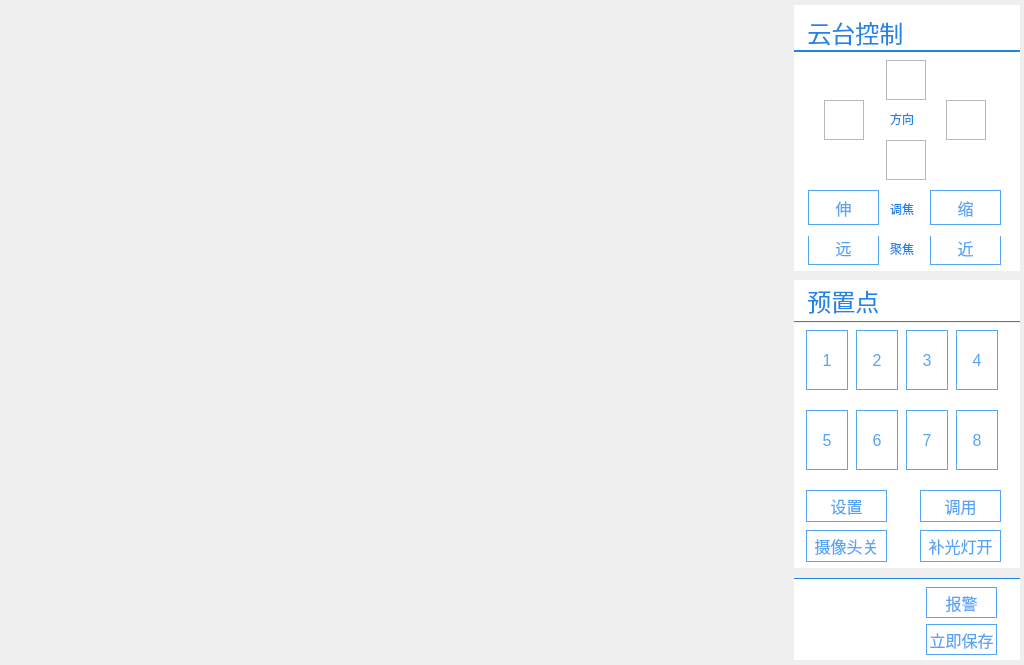
Before: the Qt Designer form pvmsmonitorwidget.ui in 1157889734/MyApplication, drawn with Qt 5.
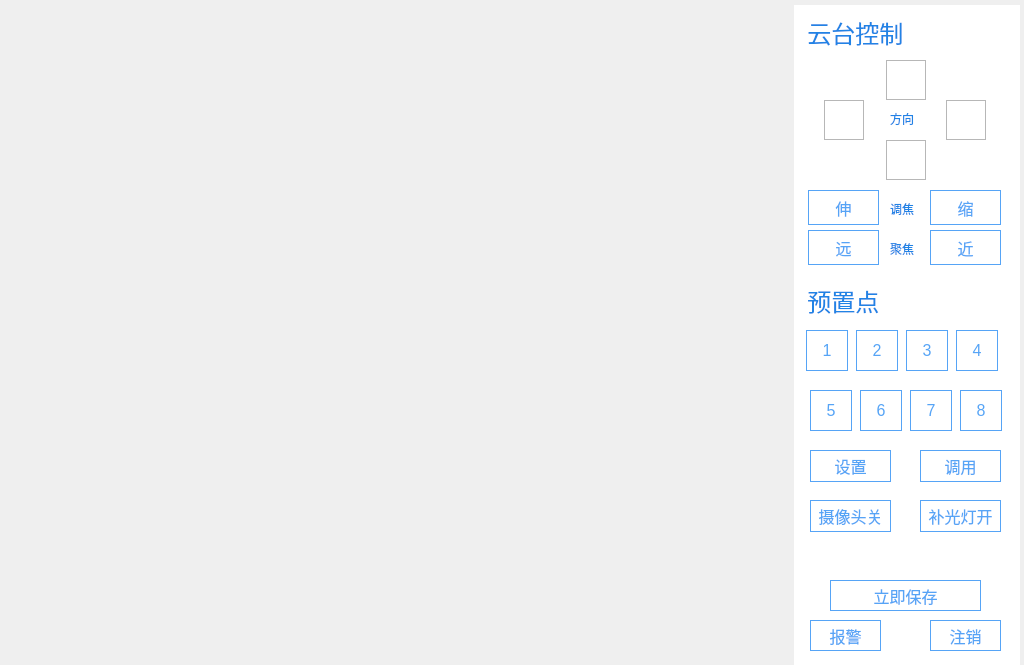
After: the same form once the commit is applied. Icons and pictures are not drawn.

What changed in the file:
```diff
--- a/pvmsmonitorwidget.ui
+++ b/pvmsmonitorwidget.ui
@@ -43,10 +43,10 @@
   <widget class="QPushButton" name="presetNoPushButton_8">
    <property name="geometry">
     <rect>
-     <x>956</x>
-     <y>410</y>
+     <x>960</x>
+     <y>390</y>
      <width>42</width>
-     <height>60</height>
+     <height>41</height>
     </rect>
    </property>
    <property name="font">
@@ -100,23 +100,6 @@
     <string>伸</string>
    </property>
   </widget>
-  <widget class="Line" name="line_3">
-   <property name="geometry">
-    <rect>
-     <x>794</x>
-     <y>578</y>
-     <width>226</width>
-     <height>2</height>
-    </rect>
-   </property>
-   <property name="styleSheet">
-    <string notr="true">border-top: 1px solid  rgb(33, 131, 229); 
-background-color: rgb(33, 131, 229); </string>
-   </property>
-   <property name="orientation">
-    <enum>Qt::Horizontal</enum>
-   </property>
-  </widget>
   <widget class="QPushButton" name="focusNearPushButton">
    <property name="geometry">
     <rect>
@@ -146,8 +129,8 @@
   <widget class="QPushButton" name="startPollingPushButton">
    <property name="geometry">
     <rect>
-     <x>816</x>
-     <y>625</y>
+     <x>960</x>
+     <y>540</y>
      <width>30</width>
      <height>31</height>
     </rect>
@@ -204,8 +187,8 @@
   <widget class="QPushButton" name="cameraSwitchPushButton">
    <property name="geometry">
     <rect>
-     <x>806</x>
-     <y>530</y>
+     <x>810</x>
+     <y>500</y>
      <width>81</width>
      <height>32</height>
     </rect>
@@ -279,7 +262,7 @@
      <x>906</x>
      <y>330</y>
      <width>42</width>
-     <height>60</height>
+     <height>41</height>
     </rect>
    </property>
    <property name="font">
@@ -310,8 +293,8 @@
   <widget class="QPushButton" name="pausePollingPushButton">
    <property name="geometry">
     <rect>
-     <x>876</x>
-     <y>625</y>
+     <x>860</x>
+     <y>540</y>
      <width>30</width>
      <height>31</height>
     </rect>
@@ -377,7 +360,7 @@
      <x>856</x>
      <y>330</y>
      <width>42</width>
-     <height>60</height>
+     <height>41</height>
     </rect>
    </property>
    <property name="font">
@@ -439,23 +422,6 @@
     </size>
    </property>
   </widget>
-  <widget class="Line" name="line_2">
-   <property name="geometry">
-    <rect>
-     <x>794</x>
-     <y>320</y>
-     <width>226</width>
-     <height>2</height>
-    </rect>
-   </property>
-   <property name="styleSheet">
-    <string notr="true">border-top: 1px solid  rgb(33, 131, 229); 
-background-color: rgb(33, 131, 229); </string>
-   </property>
-   <property name="orientation">
-    <enum>Qt::Horizontal</enum>
-   </property>
-  </widget>
   <widget class="QLabel" name="label_2">
    <property name="geometry">
     <rect>
@@ -536,8 +502,8 @@
   <widget class="QPushButton" name="presetSetPushButton">
    <property name="geometry">
     <rect>
-     <x>806</x>
-     <y>490</y>
+     <x>810</x>
+     <y>450</y>
      <width>81</width>
      <height>32</height>
     </rect>
@@ -568,10 +534,10 @@
   <widget class="QPushButton" name="presetNoPushButton_7">
    <property name="geometry">
     <rect>
-     <x>906</x>
-     <y>410</y>
+     <x>910</x>
+     <y>390</y>
      <width>42</width>
-     <height>60</height>
+     <height>41</height>
     </rect>
    </property>
    <property name="font">
@@ -635,9 +601,9 @@
   <widget class="QPushButton" name="temporarySavePushButton">
    <property name="geometry">
     <rect>
-     <x>926</x>
-     <y>624</y>
-     <width>71</width>
+     <x>830</x>
+     <y>580</y>
+     <width>151</width>
      <height>31</height>
     </rect>
    </property>
@@ -661,8 +627,8 @@
   <widget class="QPushButton" name="alarmPushButton">
    <property name="geometry">
     <rect>
-     <x>926</x>
-     <y>587</y>
+     <x>810</x>
+     <y>620</y>
      <width>71</width>
      <height>31</height>
     </rect>
@@ -696,7 +662,7 @@
    <property name="geometry">
     <rect>
      <x>920</x>
-     <y>530</y>
+     <y>500</y>
      <width>81</width>
      <height>32</height>
     </rect>
@@ -727,7 +693,7 @@
      <x>956</x>
      <y>330</y>
      <width>42</width>
-     <height>60</height>
+     <height>41</height>
     </rect>
    </property>
    <property name="font">
@@ -759,9 +725,9 @@
    <property name="geometry">
     <rect>
      <x>794</x>
-     <y>579</y>
+     <y>569</y>
      <width>226</width>
-     <height>81</height>
+     <height>101</height>
     </rect>
    </property>
    <property name="styleSheet">
@@ -780,8 +746,8 @@
   <widget class="QPushButton" name="pollingNextOnePushButton">
    <property name="geometry">
     <rect>
-     <x>876</x>
-     <y>585</y>
+     <x>910</x>
+     <y>540</y>
      <width>30</width>
      <height>31</height>
     </rect>
@@ -848,8 +814,8 @@
   <widget class="QPushButton" name="pollingLastOnePushButton">
    <property name="geometry">
     <rect>
-     <x>816</x>
-     <y>585</y>
+     <x>810</x>
+     <y>540</y>
      <width>30</width>
      <height>31</height>
     </rect>
@@ -914,10 +880,10 @@
   <widget class="QPushButton" name="presetNoPushButton_6">
    <property name="geometry">
     <rect>
-     <x>856</x>
-     <y>410</y>
+     <x>860</x>
+     <y>390</y>
      <width>42</width>
-     <height>60</height>
+     <height>41</height>
     </rect>
    </property>
    <property name="font">
@@ -951,7 +917,7 @@
      <x>806</x>
      <y>330</y>
      <width>42</width>
-     <height>60</height>
+     <height>41</height>
     </rect>
    </property>
    <property name="font">
@@ -988,10 +954,10 @@
   <widget class="QPushButton" name="presetNoPushButton_5">
    <property name="geometry">
     <rect>
-     <x>806</x>
-     <y>410</y>
+     <x>810</x>
+     <y>390</y>
      <width>42</width>
-     <height>60</height>
+     <height>41</height>
     </rect>
    </property>
    <property name="font">
@@ -1052,7 +1018,7 @@
      <x>794</x>
      <y>323</y>
      <width>226</width>
-     <height>245</height>
+     <height>251</height>
     </rect>
    </property>
    <property name="styleSheet">
@@ -1067,28 +1033,11 @@
     <string/>
    </property>
   </widget>
-  <widget class="Line" name="line">
-   <property name="geometry">
-    <rect>
-     <x>794</x>
-     <y>50</y>
-     <width>226</width>
-     <height>2</height>
-    </rect>
-   </property>
-   <property name="styleSheet">
-    <string notr="true">border-top: 1px solid  rgb(33, 131, 229); 
-background-color: rgb(33, 131, 229); </string>
-   </property>
-   <property name="orientation">
-    <enum>Qt::Horizontal</enum>
-   </property>
-  </widget>
   <widget class="QPushButton" name="presetGetPushButton">
    <property name="geometry">
     <rect>
      <x>920</x>
-     <y>490</y>
+     <y>450</y>
      <width>81</width>
      <height>32</height>
     </rect>
@@ -1114,9 +1063,9 @@
    <property name="geometry">
     <rect>
      <x>794</x>
-     <y>280</y>
+     <y>270</y>
      <width>226</width>
-     <height>41</height>
+     <height>61</height>
     </rect>
    </property>
    <property name="font">
@@ -1143,22 +1092,49 @@
     <enum>Qt::AutoText</enum>
    </property>
   </widget>
+  <widget class="QPushButton" name="canselPushButton">
+   <property name="geometry">
+    <rect>
+     <x>930</x>
+     <y>620</y>
+     <width>71</width>
+     <height>31</height>
+    </rect>
+   </property>
+   <property name="font">
+    <font>
+     <pointsize>12</pointsize>
+    </font>
+   </property>
+   <property name="styleSheet">
+    <string notr="true">QPushButton
+{background-color: rgb(255, 255, 255);color: rgb(86, 164, 246);border-color: rgb(86, 164, 246);border-width: 1px;border-style: solid;}
+
+QPushButton:hover{background-color: rgb(246, 246, 246);color: rgb(86, 164, 246);border-color: rgb(86, 164, 246);border-width: 1px;border-style: solid;}
+
+QPushButton:checked
+{background-color: rgb(255, 0, 0);color: rgb(86, 164, 246);border-color: rgb(86, 164, 246);border-width: 1px;border-style: solid;}
+
+QPushButton:pressed{background-color: rgb(86, 164, 246);color: rgb(255, 255, 255);border-color: rgb(86, 164, 246);border-width: 1px;border-style: solid;}
+
+</string>
+   </property>
+   <property name="text">
+    <string>注销</string>
+   </property>
+   <property name="checkable">
+    <bool>true</bool>
+   </property>
+  </widget>
   <zorder>label_6</zorder>
-  <zorder>line_3</zorder>
-  <zorder>focusNearPushButton</zorder>
-  <zorder>focusFarPushButton</zorder>
-  <zorder>line_2</zorder>
   <zorder>label_2</zorder>
   <zorder>label_4</zorder>
   <zorder>ptzDownPushButton</zorder>
   <zorder>label_9</zorder>
-  <zorder>pollingNextOnePushButton</zorder>
   <zorder>ptzUpPushButton</zorder>
-  <zorder>pollingLastOnePushButton</zorder>
   <zorder>label_3</zorder>
   <zorder>label_5</zorder>
   <zorder>label_8</zorder>
-  <zorder>line</zorder>
   <zorder>presetGetPushButton</zorder>
   <zorder>label_7</zorder>
   <zorder>zoomOutPushButton</zorder>
@@ -1182,6 +1158,11 @@
   <zorder>cameraSwitchPushButton</zorder>
   <zorder>alarmPushButton</zorder>
   <zorder>pausePollingPushButton</zorder>
+  <zorder>pollingLastOnePushButton</zorder>
+  <zorder>pollingNextOnePushButton</zorder>
+  <zorder>focusFarPushButton</zorder>
+  <zorder>focusNearPushButton</zorder>
+  <zorder>canselPushButton</zorder>
  </widget>
  <resources>
   <include location="res.qrc"/>
```
